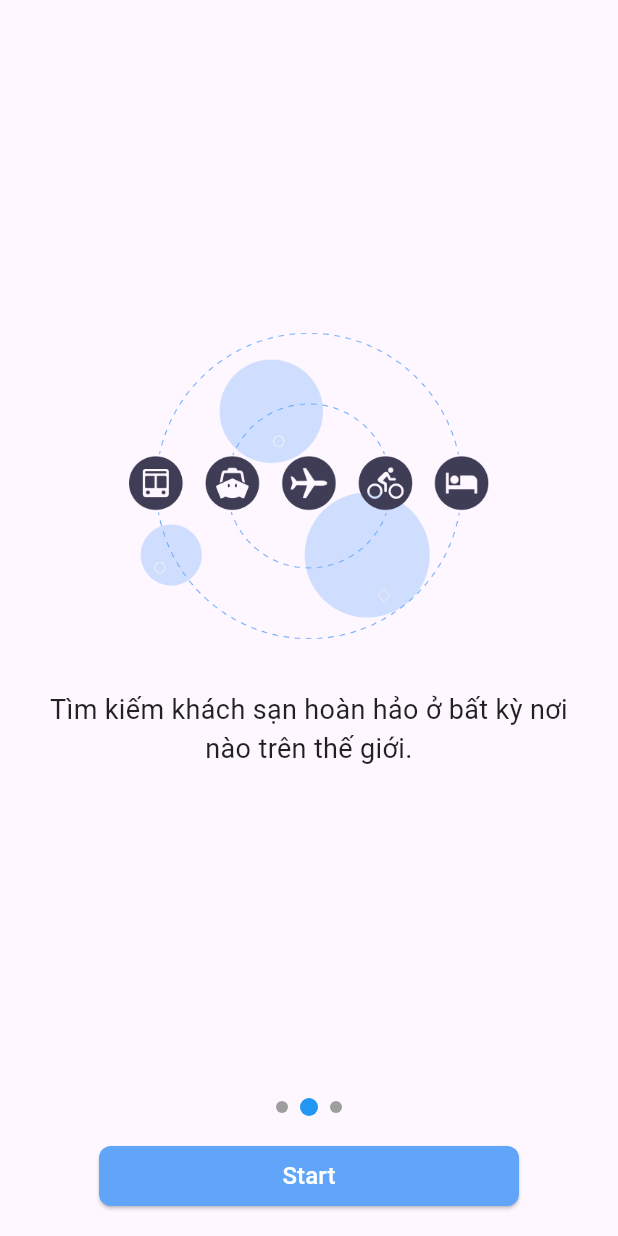
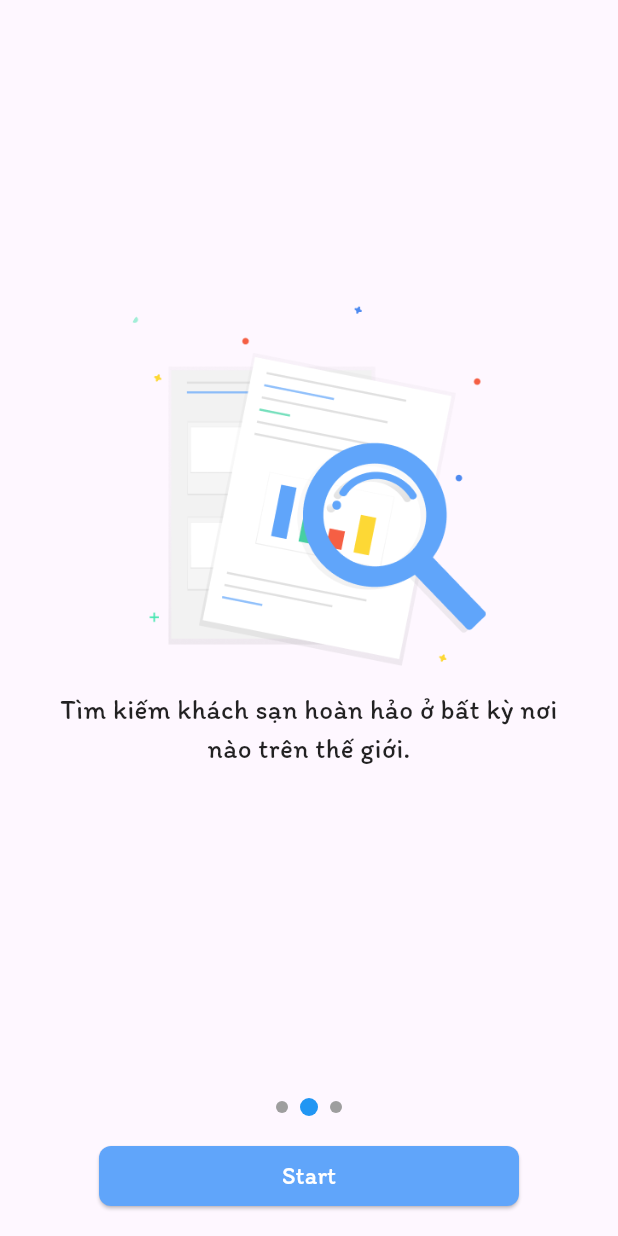
Before and after one commit to hanphong2977/booknest_app, a Flutter app: the screen it shows after launch, on a phone screen of 412 x 824 dp. Run offline on Flutter 3.47's test engine with Material 3 defaults, Android fonts, the light colour scheme and no system bars; our stand-ins replace sqflite; missing offline and left inert: mailer; accounts and stored records are empty.

Commit message:
update 3/12/2024 14:46 pm

```diff
--- a/lib/main.dart
+++ b/lib/main.dart
@@ -1,9 +1,11 @@
 import 'package:booknest_app/provider/auth_provider.dart';
 import 'package:booknest_app/view/start_page.dart';
+import 'package:booknest_app/view/user_profile_page.dart';
 import 'package:booknest_app/view/view_page.dart';
 import 'package:flutter/material.dart';
 import 'package:provider/provider.dart';
-
+import 'package:booknest_app/view/booking_details_app.dart';
+import 'package:booknest_app/provider/booking_provider.dart';
 
 void main() {
   runApp(
@@ -12,8 +14,11 @@ void main() {
         ChangeNotifierProvider<AuthProvider>(
           create: (_) => AuthProvider(),
         ),
+        ChangeNotifierProvider<BookingProvider>(
+          create: (_) => BookingProvider(),
+        ),
       ],
-      child: MyApp(),
+      child: const MyApp(),
     ),
   );
 }
@@ -27,8 +32,12 @@ class MyApp extends StatelessWidget {
     return MaterialApp(
       title: 'Flutter Demo',
       theme: ThemeData(
-        colorScheme: ColorScheme.fromSeed(seedColor: Colors.deepPurple),
-        useMaterial3: true,
+        fontFamily: 'Itim',
+        textTheme: const TextTheme(
+          bodyLarge: TextStyle(fontSize: 18, fontWeight: FontWeight.normal),
+          bodyMedium: TextStyle(fontSize: 16, fontWeight: FontWeight.normal),
+          bodySmall: TextStyle(fontSize: 14, fontWeight: FontWeight.normal),
+        ),
       ),
       home: const StartPage(),
     );
--- /dev/null
+++ b/lib/provider/booking_provider.dart
@@ -0,0 +1,3 @@
+import 'package:flutter/foundation.dart';
+
+class BookingProvider with ChangeNotifier {}
--- a/lib/view/all_hotels_page.dart
+++ b/lib/view/all_hotels_page.dart
@@ -15,7 +15,8 @@ class _AllHotelsPage extends State<AllHotelsPage> {
   Widget build(BuildContext context) {
     return Scaffold(
       appBar: AppBar(
-        title: const Text('Khách Sạn'),
+        title: const Text('Khách Sạn',style: TextStyle(fontFamily: 'Itim')),
+        iconTheme: const IconThemeData(color: Colors.white),
         backgroundColor: const Color(0xFF60A5FA),
         elevation: 0,
         centerTitle: true,
--- a/lib/view/home_page.dart
+++ b/lib/view/home_page.dart
@@ -69,7 +69,7 @@ class _HomePage extends State<HomePage> {
 
   AppBar _buildAppBar() {
     return AppBar(
-      title: const Text("Trang Chủ"),
+      title: const Text("Trang Chủ",style: TextStyle(fontFamily: 'Itim'),),
       backgroundColor: const Color(0xFF60A5FA),
       elevation: 0,
       centerTitle: true,
--- a/lib/view/hotel_description_page.dart
+++ b/lib/view/hotel_description_page.dart
@@ -16,6 +16,7 @@ class _HotelDescriptionPage extends State<HotelDescriptionPage> {
       extendBodyBehindAppBar: true,
       appBar: AppBar(
         backgroundColor: Colors.transparent,
+        iconTheme: const IconThemeData(color: Colors.white),
         elevation: 0,
       ),
       body: SingleChildScrollView(
--- a/lib/view/login_page.dart
+++ b/lib/view/login_page.dart
@@ -1,5 +1,4 @@
 import 'package:booknest_app/provider/auth_provider.dart';
-import 'package:booknest_app/view/home_page.dart';
 import 'package:booknest_app/view/view_page.dart';
 import 'package:flutter/material.dart';
 import 'package:provider/provider.dart';
@@ -152,7 +151,7 @@ class _LoginPage extends State<LoginPage> {
                       // Điều hướng đến trang chính nếu đăng nhập thành công
                       Navigator.pushAndRemoveUntil(
                         context,
-                        MaterialPageRoute(builder: (context) => ViewPage()),
+                        MaterialPageRoute(builder: (context) => const ViewPage()),
                         (route) => false,
                       );
                     } else {
--- a/lib/view/start_page.dart
+++ b/lib/view/start_page.dart
@@ -15,9 +15,9 @@ class _StartPage extends State<StartPage> {
   late Timer _timer;
 
   final List<String> _images = [
+    'assets/images/booknest_logo.png',
     'assets/images/start_page_img_1.png',
     'assets/images/start_page_img_2.png',
-    'assets/images/start_page_img_3.png',
   ];
 
   final List<String> _descriptions = [
@@ -76,9 +76,12 @@ class _StartPage extends State<StartPage> {
                       child: SizedBox(
                         height: 240,
                         width: 240,
-                        child: Image.asset(
-                          _images[index],
-                          // fit: BoxFit.contain,
+                        child: ClipRRect(
+                          borderRadius: BorderRadius.circular(20),
+                          // Bo góc 20px
+                          child: Image.asset(
+                            _images[index],
+                          ),
                         ),
                       ),
                     ),
@@ -119,8 +122,10 @@ class _StartPage extends State<StartPage> {
           const SizedBox(height: 16),
           ElevatedButton(
             style: ElevatedButton.styleFrom(
-              backgroundColor: const Color(0xFF60A5FA), // Màu nút (mã hex 60A5FA)
-              minimumSize: const Size(280, 40), // Kích thước nút
+              backgroundColor: const Color(0xFF60A5FA),
+              // Màu nút (mã hex 60A5FA)
+              minimumSize: const Size(280, 40),
+              // Kích thước nút
               shape: RoundedRectangleBorder(
                 borderRadius: BorderRadius.circular(8), // Góc bo tròn
               ),
--- a/lib/view/user_profile_page.dart
+++ b/lib/view/user_profile_page.dart
@@ -7,18 +7,6 @@ import 'package:booknest_app/view/user_profile_page_helps_supports.dart';
 import 'package:booknest_app/view/user_profile_page_infomation.dart';
 import 'package:flutter/material.dart';
 import 'package:provider/provider.dart';
-
-class ProfileApp extends StatelessWidget {
-  const ProfileApp({super.key});
-
-  @override
-  Widget build(BuildContext context) {
-    return const MaterialApp(
-      debugShowCheckedModeBanner: false,
-      home: ProfilePage(),
-    );
-  }
-}
 
 class ProfilePage extends StatefulWidget {
   const ProfilePage({super.key});
--- a/lib/view/user_profile_page_infomation.dart
+++ b/lib/view/user_profile_page_infomation.dart
@@ -13,6 +13,7 @@ class _ProfilePageInformationState extends State<ProfilePageInformation> {
   Widget build(BuildContext context) {
     return Scaffold(
       appBar: AppBar(
+        iconTheme: const IconThemeData(color: Colors.white),
         title: const Text('Thông Tin Cá Nhân'),
         backgroundColor:const Color(0xFF60A5FA),
         elevation: 0,
--- a/lib/view/view_page.dart
+++ b/lib/view/view_page.dart
@@ -20,7 +20,7 @@ class _ViewPage extends State<ViewPage> {
   static final List<Widget> _widgetOptions = <Widget>[
     const HomePage(),
     const FavouritePage(),
-    const ProfileApp(),
+    const ProfilePage(),
   ];
 
   void _onItemTapped(int index) {
@@ -39,6 +39,7 @@ class _ViewPage extends State<ViewPage> {
       return const LoginPage();
     }
     return MaterialApp(
+      theme: ThemeData(fontFamily: 'Itim'),
       home: Scaffold(
         body: Center(
           child: _widgetOptions.elementAt(_selectedIndex),
--- a/pubspec.yaml
+++ b/pubspec.yaml
@@ -76,3 +76,8 @@ flutter:
     - assets/images/visa.png
     - assets/images/mastercard.png
     - assets/images/paytm.png
+    - assets/images/booknest_logo.png
+  fonts:
+      - family: Itim
+        fonts:
+          - asset: assets/fonts/Itim-Regular.ttf
```
Also changed, not shown: assets/fonts/Itim-Regular.ttf (added), assets/images/booknest_logo.png (added).
